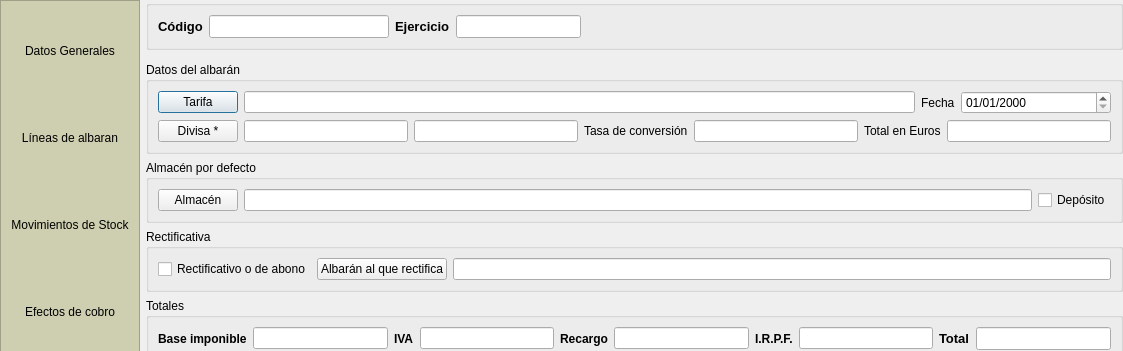
Qt form es.alephsistemas.gestion.common/albaranescli.dbrecord.ui (dpinelo/AlephERP-MainModules) before a commit; both pictures show x 0 to 1123 and y 0 to 351 of the 1123 by 602 pixel window.
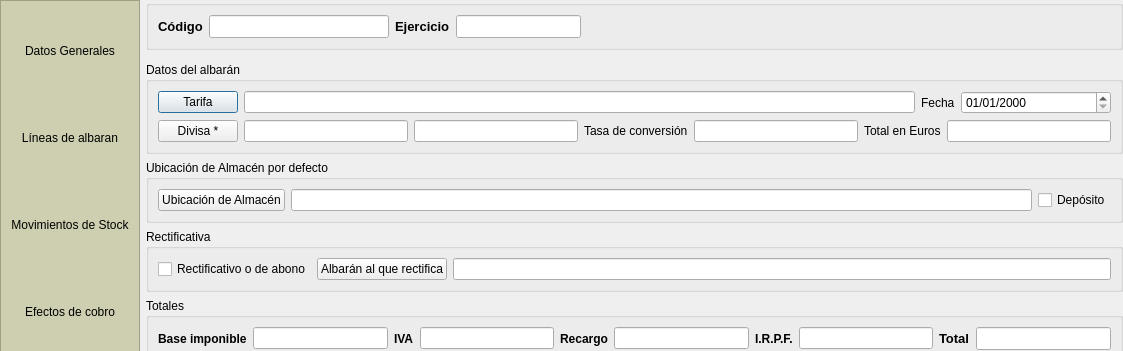
The same form after that commit. Icons and pictures are not drawn. Custom widgets are drawn as their Qt base class.

Patch:
```diff
--- a/es.alephsistemas.gestion.common/albaranescli.dbrecord.ui
+++ b/es.alephsistemas.gestion.common/albaranescli.dbrecord.ui
@@ -671,13 +671,13 @@
        <item>
         <widget class="QGroupBox" name="groupBox">
          <property name="title">
-          <string>Almacén por defecto</string>
+          <string>Ubicación de Almacén por defecto</string>
          </property>
          <layout class="QHBoxLayout" name="horizontalLayout_3">
           <item>
            <widget class="DBChooseRecordButton" name="db_idalmacen">
             <property name="text">
-             <string>Almacén</string>
+             <string>Ubicación de Almacén</string>
             </property>
             <property name="fieldName">
              <string>idalmacen</string>
```
Left out of the diff: 8 changed lines with no effect on the pictures.
